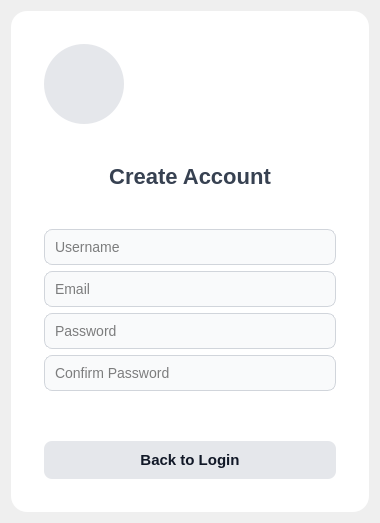
This is Client/signupform.ui in lgy987/IntelliMed as Qt 5 draws it before an edit. The edited form follows.
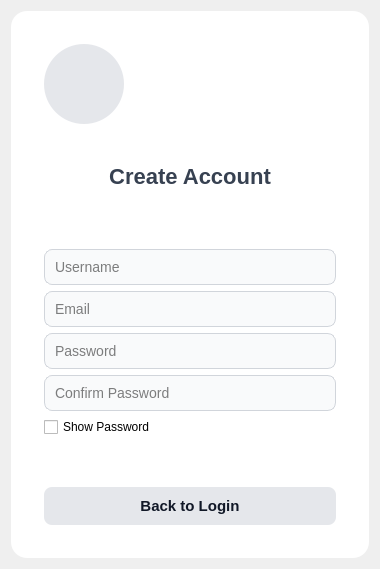
This is the edited form.

Diff of the .ui file:
```diff
--- a/Client/signupform.ui
+++ b/Client/signupform.ui
@@ -61,6 +61,9 @@
             font-size: 15px;
             font-weight: bold;
         }
+        QLineEdit, QCheckBox {
+            color: black;
+        }
         #signUpButton {
             background-color: qlineargradient(x1:0, y1:0, x2:1, y2:0,
                                              stop:0 #3b82f6, stop:1 #2563eb);
@@ -123,6 +126,26 @@
        </widget>
       </item>
 
+      <!-- WarningLabel -->
+      <item>
+       <widget class="QLabel" name="warningLabel">
+        <property name="text">
+         <string></string>
+        </property>
+        <property name="alignment">
+         <set>Qt::AlignLeft | Qt::AlignVCenter</set>
+        </property>
+        <property name="styleSheet">
+         <string notr="true">
+            color: red;
+            font-size: 12px;
+            margin: 0px;
+            padding: 0px;
+         </string>
+        </property>
+       </widget>
+      </item>
+
       <!-- Username -->
       <item>
        <widget class="QLineEdit" name="usernameEdit">
@@ -165,6 +188,15 @@
        </widget>
       </item>
 
+      <!-- Show password -->
+      <item>
+       <widget class="QCheckBox" name="showPasswordCheckBox">
+        <property name="text">
+         <string>Show Password</string>
+        </property>
+       </widget>
+      </item>
+
       <!-- Buttons -->
       <item>
        <widget class="QPushButton" name="signUpButton">
```
